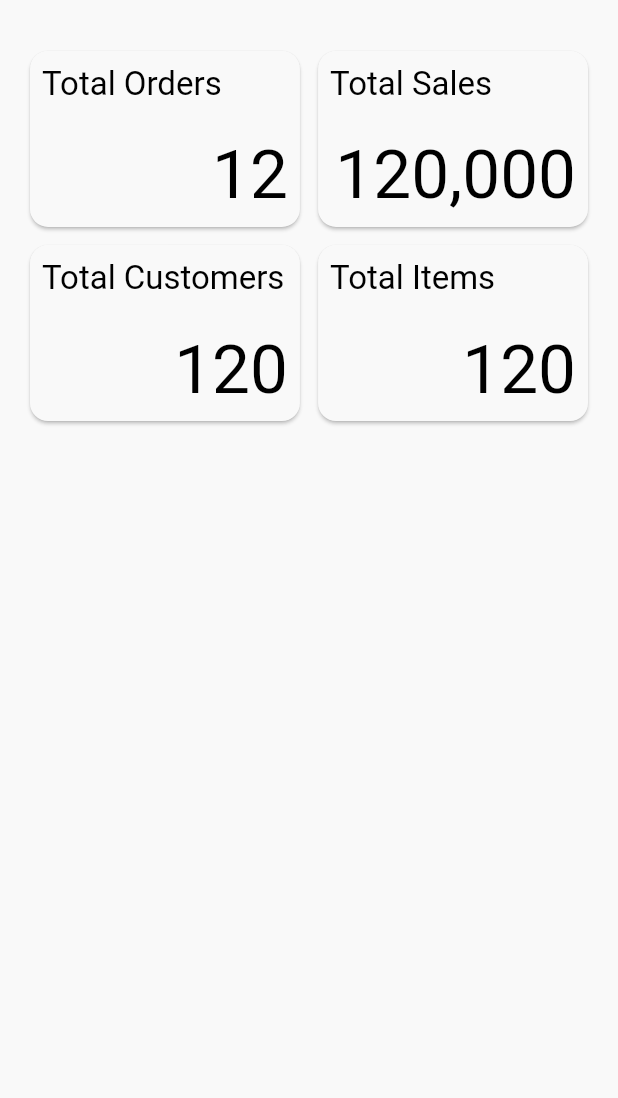
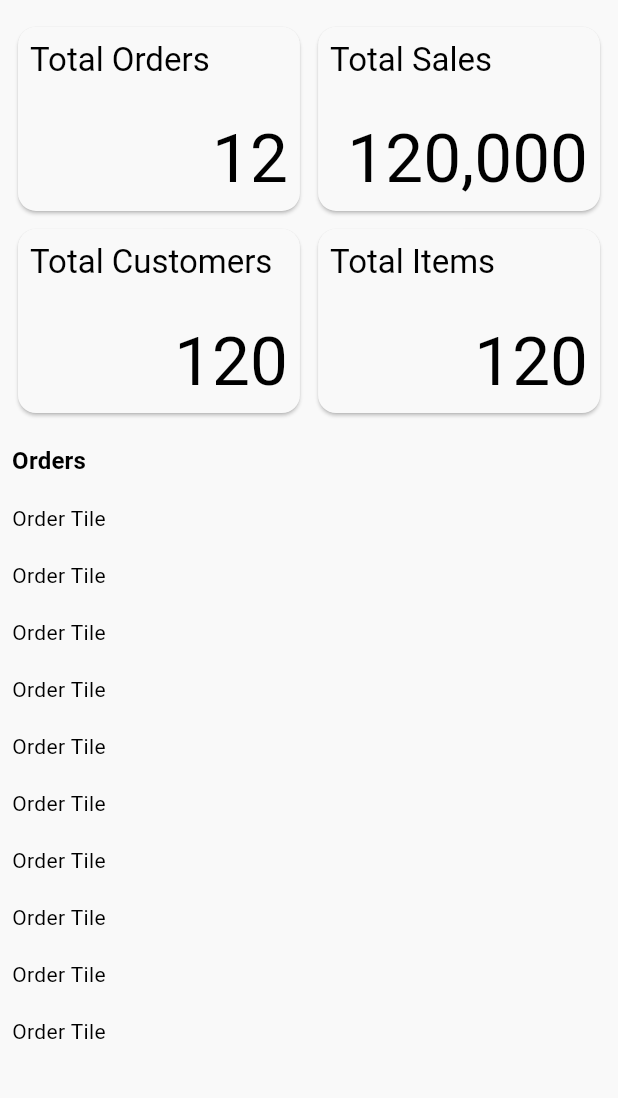
Before and after one commit to RKOrtega94/restaurant_waiter_app, a Flutter app: the screen it shows after launch, on a phone screen of 412 x 824 dp, the part 63-1161 px from its top. Run offline on Flutter 3.47's test engine with Material 3 defaults, Android fonts, the phone set to English and light mode, and no system bars; drawn by our look-alikes of auto_size_text; our stand-ins replace hooks_riverpod, riverpod_annotation; generated files the repository leaves out were written again.

Commit message:
Add DashboardOrders widget and integrate it into DashboardScreen; create AppSection for better layout management

```diff
--- a/lib/features/dashboard/presentation/components/dashboard_orders_.dart
+++ b/lib/features/dashboard/presentation/components/dashboard_orders_.dart
@@ -1,4 +1,7 @@
 import 'package:flutter/material.dart';
+import 'package:restaurant_waiter_app/features/orders/presentation/widgets/order_tile.dart';
+import 'package:restaurant_waiter_app/l10n/app_localizations.dart';
+import 'package:restaurant_waiter_app/shared/widgets/sections/app_section.dart';
 
 /// DashboardOrders
 ///
@@ -13,6 +16,17 @@ class DashboardOrders extends StatelessWidget {
 
   @override
   Widget build(BuildContext context) {
-    return Container();
+    return AppSection(
+      title: AppLocalizations.of(context).orders,
+      child: ListView.separated(
+        shrinkWrap: true,
+        physics: const NeverScrollableScrollPhysics(),
+        itemBuilder: (context, index) => const OrderTile(),
+        separatorBuilder: (context, index) => const SizedBox(
+          height: 2,
+        ),
+        itemCount: 10,
+      ),
+    );
   }
 }
--- a/lib/features/dashboard/presentation/components/dashboard_report_section.dart
+++ b/lib/features/dashboard/presentation/components/dashboard_report_section.dart
@@ -1,4 +1,5 @@
 import 'package:flutter/material.dart';
+import 'package:restaurant_waiter_app/core/constants/app_sizes.dart';
 import 'package:restaurant_waiter_app/features/dashboard/presentation/components/dashboard_report_card.dart';
 
 /// DashboardReportSection
@@ -21,7 +22,7 @@ class DashboardReportSection extends StatelessWidget {
         crossAxisSpacing: MediaQuery.sizeOf(context).width * 0.01,
         mainAxisSpacing: MediaQuery.sizeOf(context).width * 0.01,
       ),
-      padding: EdgeInsets.zero,
+      padding: const EdgeInsets.symmetric(horizontal: AppSizes.paddingSmall),
       children: [
         const DashboardReportCard(
           title: 'Total Orders',
--- a/lib/features/dashboard/presentation/screen/dashboard_screen.dart
+++ b/lib/features/dashboard/presentation/screen/dashboard_screen.dart
@@ -1,5 +1,7 @@
 import 'package:flutter/material.dart';
+import 'package:flutter_staggered_grid_view/flutter_staggered_grid_view.dart';
 import 'package:restaurant_waiter_app/core/constants/app_sizes.dart';
+import 'package:restaurant_waiter_app/features/dashboard/presentation/components/dashboard_orders_.dart';
 import 'package:restaurant_waiter_app/features/dashboard/presentation/components/dashboard_report_section.dart';
 import 'package:restaurant_waiter_app/shared/layout/main/main_layout.dart';
 
@@ -17,13 +19,25 @@ class DashboardScreen extends StatelessWidget {
   Widget build(BuildContext context) {
     return MainLayout(
       child: LayoutBuilder(
-        builder: (context, constraints) => Container(
-          padding: const EdgeInsets.all(AppSizes.padding),
-          child: const Column(
-            children: [
-              DashboardReportSection(),
-            ],
-          ),
+        builder: (context, constraints) => Column(
+          spacing: AppSizes.spacingMedium,
+          children: [
+            const DashboardReportSection(),
+            MasonryGridView.custom(
+              shrinkWrap: true,
+              crossAxisSpacing: MediaQuery.sizeOf(context).width * 0.01,
+              mainAxisSpacing: MediaQuery.sizeOf(context).width * 0.02,
+              physics: const NeverScrollableScrollPhysics(),
+              gridDelegate: SliverSimpleGridDelegateWithFixedCrossAxisCount(
+                crossAxisCount: MediaQuery.sizeOf(context).width > 600 ? 3 : 1,
+              ),
+              childrenDelegate: SliverChildListDelegate(
+                [
+                  const DashboardOrders(),
+                ],
+              ),
+            ),
+          ],
         ),
       ),
     );
--- /dev/null
+++ b/lib/features/orders/presentation/widgets/order_tile.dart
@@ -0,0 +1,28 @@
+import 'package:flutter/material.dart';
+import 'package:restaurant_waiter_app/core/constants/app_sizes.dart';
+
+/// OrderTile
+///
+/// {@category Orders}
+/// {@subCategory Widgets}
+///
+/// OrderTile is a StatelessWidget that displays the order tile.
+class OrderTile extends StatelessWidget {
+  const OrderTile({super.key});
+
+  @override
+  Widget build(BuildContext context) {
+    return Container(
+      width: MediaQuery.sizeOf(context).width,
+      decoration: BoxDecoration(
+        color: Theme.of(context).cardColor,
+      ),
+      child: const Padding(
+        padding: EdgeInsets.all(
+          AppSizes.paddingSmall,
+        ),
+        child: Text('Order Tile'),
+      ),
+    );
+  }
+}
--- /dev/null
+++ b/lib/shared/widgets/sections/app_section.dart
@@ -0,0 +1,44 @@
+import 'package:flutter/material.dart';
+import 'package:restaurant_waiter_app/core/constants/app_sizes.dart';
+
+class AppSection extends StatelessWidget {
+  const AppSection({
+    required this.child,
+    this.title,
+    this.padding = EdgeInsets.zero,
+    super.key,
+  });
+
+  final String? title;
+  final Widget child;
+  final EdgeInsets padding;
+
+  @override
+  Widget build(BuildContext context) {
+    return Container(
+      width: MediaQuery.sizeOf(context).width,
+      padding: padding,
+      child: Column(
+        crossAxisAlignment: CrossAxisAlignment.start,
+        spacing: AppSizes.spacingSmall,
+        children: [
+          if (title != null)
+            Padding(
+              padding: padding == EdgeInsets.zero
+                  ? const EdgeInsets.symmetric(
+                      horizontal: AppSizes.paddingSmall,
+                    )
+                  : padding,
+              child: Text(
+                title!,
+                style: Theme.of(context).textTheme.titleMedium?.copyWith(
+                      fontWeight: FontWeight.bold,
+                    ),
+              ),
+            ),
+          child,
+        ],
+      ),
+    );
+  }
+}
--- a/pubspec.yaml
+++ b/pubspec.yaml
@@ -15,6 +15,7 @@ dependencies:
     sdk: flutter
   intl: any
   auto_size_text: ^3.0.0
+  flutter_staggered_grid_view: ^0.7.0
 
 dev_dependencies:
   flutter_test:
```
Also changed, not shown: pubspec.lock.
